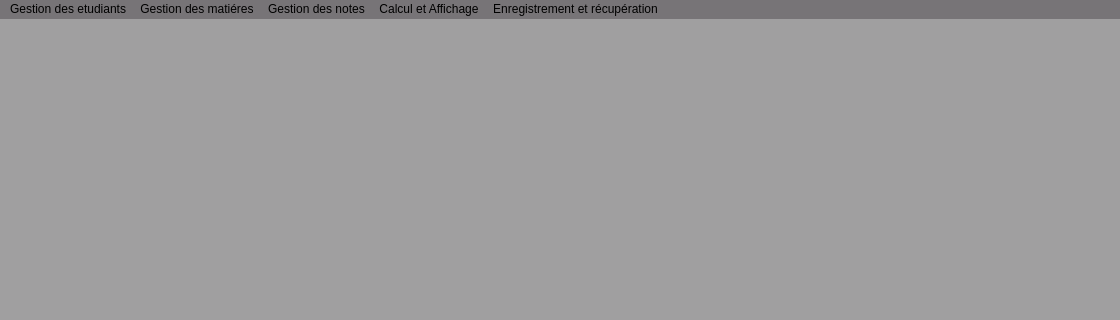
The window that UI/MainWindow.ui (ahmedhamila/Grade-Management) describes before a commit, drawn with Qt 5; both pictures show x 0 to 1120 and y 0 to 320 of the 1120 by 850 pixel window.
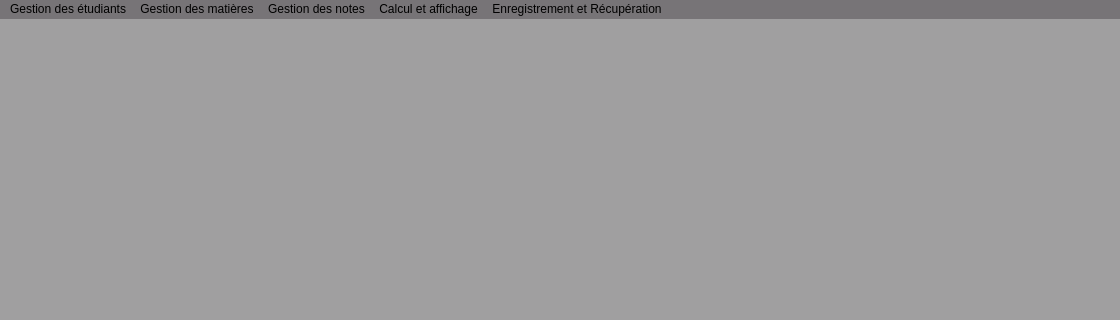
The same window after the commit. The open tabs and pages were chosen to show the change.

What changed in the file:
```diff
--- a/UI/MainWindow.ui
+++ b/UI/MainWindow.ui
@@ -68,7 +68,7 @@
      <string notr="true">margin:5px; </string>
     </property>
     <property name="title">
-     <string>Gestion des etudiants</string>
+     <string>Gestion des étudiants</string>
     </property>
     <widget class="QMenu" name="menuMise_jour_des_etudiants">
      <property name="title">
@@ -100,7 +100,7 @@
      <string notr="true">margin:5px; </string>
     </property>
     <property name="title">
-     <string>Gestion des matiéres</string>
+     <string>Gestion des matières</string>
     </property>
     <widget class="QMenu" name="menuMise_jour">
      <property name="title">
@@ -159,12 +159,9 @@
     <addaction name="menuRecherche_Affichage_2"/>
     <addaction name="separator"/>
    </widget>
-   <widget class="QMenu" name="menuCalcul_et_Affichage">
-    <property name="styleSheet">
-     <string notr="true">margin:5px; </string>
-    </property>
+   <widget class="QMenu" name="menuCalcul_et_affichage">
     <property name="title">
-     <string>Calcul et Affichage</string>
+     <string>Calcul et affichage</string>
     </property>
     <addaction name="actionBulletin_de_note_d_un_etudiant"/>
     <addaction name="separator"/>
@@ -181,12 +178,9 @@
     <addaction name="actionMoyennes_des_etudiants_d_une_section_donnee"/>
     <addaction name="separator"/>
    </widget>
-   <widget class="QMenu" name="menuEnregistrement_et_recuperation">
-    <property name="styleSheet">
-     <string notr="true">margin:5px; </string>
-    </property>
+   <widget class="QMenu" name="menuEnregistrement_et_Recuperation">
     <property name="title">
-     <string>Enregistrement et récupération</string>
+     <string>Enregistrement et Récupération</string>
     </property>
     <addaction name="actionEnregistrement_fichier_Etudiants"/>
     <addaction name="separator"/>
@@ -203,8 +197,8 @@
    <addaction name="menuGestion_des_etudiants"/>
    <addaction name="menuGestion_des_matieres"/>
    <addaction name="menuGestion_des_notes"/>
-   <addaction name="menuCalcul_et_Affichage"/>
-   <addaction name="menuEnregistrement_et_recuperation"/>
+   <addaction name="menuCalcul_et_affichage"/>
+   <addaction name="menuEnregistrement_et_Recuperation"/>
   </widget>
   <widget class="QStatusBar" name="statusbar"/>
   <action name="actionAjouter_etudiant">
```
Left out of the diff: 247 changed lines with no effect on the pictures.
